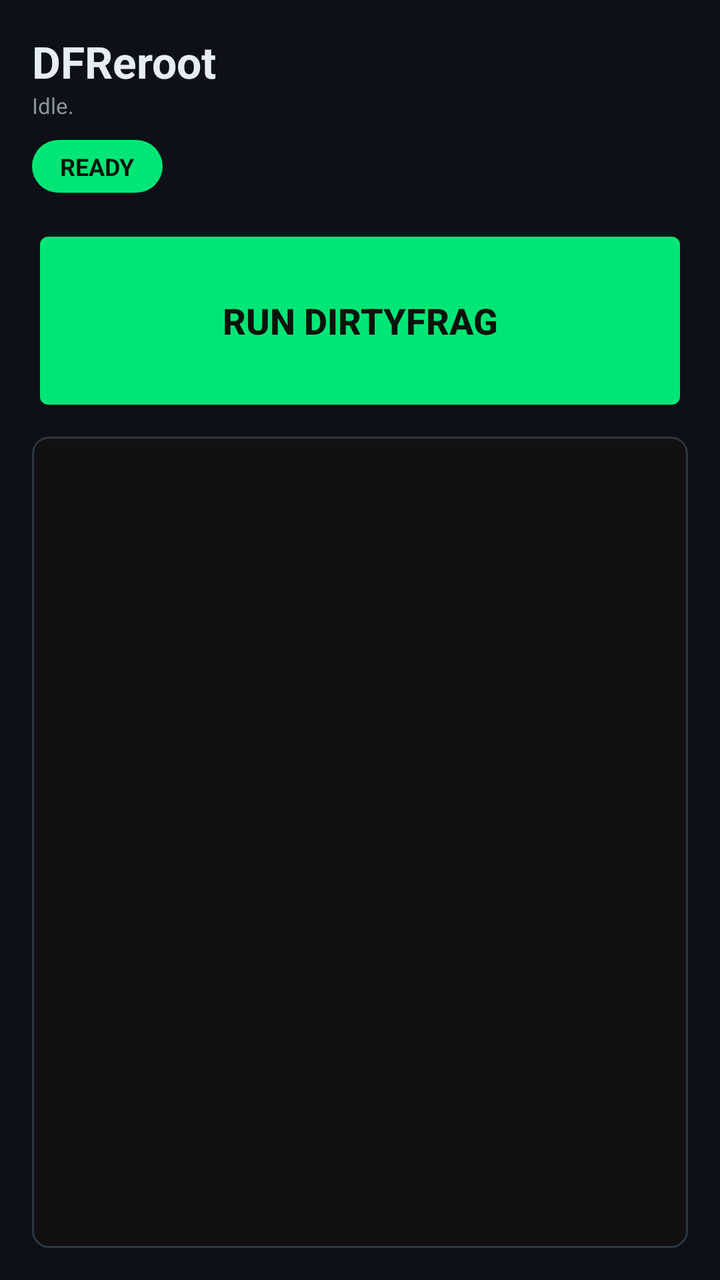
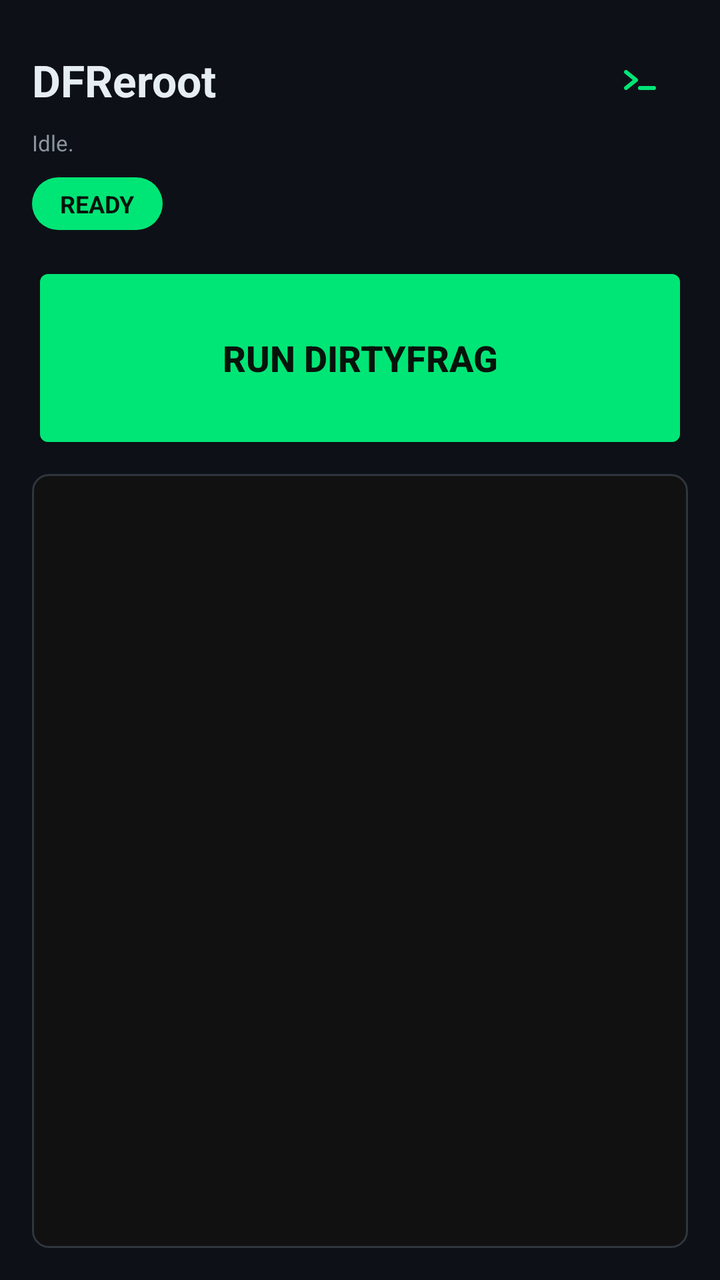

Before-and-after screenshots of an Android layout around one commit, followed by the original layout XML and the change that was made.
<!-- AndroidManifest.xml: application theme android:Theme.DeviceDefault.NoActionBar -->
<!-- res/layout/activity_main.xml -->
<?xml version="1.0" encoding="utf-8"?>
<LinearLayout xmlns:android="http://schemas.android.com/apk/res/android"
    android:orientation="vertical"
    android:padding="16dp"
    android:layout_width="match_parent"
    android:layout_height="match_parent"
    android:background="@color/bg"
    android:fitsSystemWindows="true">

    <TextView
        android:id="@+id/appTitle"
        android:layout_width="match_parent"
        android:layout_height="wrap_content"
        android:text="@string/app_name"
        android:textSize="22sp"
        android:textStyle="bold"
        android:textColor="@color/textPrimary" />

    <TextView
        android:id="@+id/status"
        android:layout_width="match_parent"
        android:layout_height="wrap_content"
        android:text="@string/status_idle"
        android:textSize="11sp"
        android:textColor="@color/textSecondary" />

    <TextView
        android:id="@+id/statusChip"
        android:layout_width="wrap_content"
        android:layout_height="wrap_content"
        android:layout_marginTop="10dp"
        android:paddingHorizontal="14dp"
        android:paddingVertical="5dp"
        android:background="@drawable/chip_ok"
        android:text="@string/chip_ready"
        android:textSize="12sp"
        android:textStyle="bold"
        android:textColor="@color/accentText" />

    <Button
        android:id="@+id/btnRunAll"
        android:layout_width="match_parent"
        android:layout_height="wrap_content"
        android:layout_marginTop="16dp"
        android:minHeight="96dp"
        android:backgroundTint="@color/accent"
        android:textColor="@color/accentText"
        android:textSize="18sp"
        android:textStyle="bold"
        android:text="@string/run_all" />

    <ProgressBar
        android:id="@+id/progress"
        android:layout_width="wrap_content"
        android:layout_height="wrap_content"
        android:layout_gravity="center_horizontal"
        android:layout_marginTop="8dp"
        android:visibility="gone"
        style="?android:attr/progressBarStyleSmall"
        android:indeterminateTint="@color/accent" />

    <ScrollView
        android:layout_width="match_parent"
        android:layout_height="0dp"
        android:layout_weight="1"
        android:layout_marginTop="10dp"
        android:background="@drawable/log_box">
        <TextView
            android:id="@+id/log"
            android:layout_width="match_parent"
            android:layout_height="wrap_content"
            android:padding="8dp"
            android:typeface="monospace"
            android:textSize="11sp"
            android:textColor="@color/logText" />
    </ScrollView>

</LinearLayout>
<!-- resources referenced by this layout -->
<resources>
  <color name="accent">#00E676</color>
  <color name="accentText">#06130B</color>
  <color name="bg">#0D1117</color>
  <color name="logText">#D7E3D7</color>
  <color name="textPrimary">#E6EDF3</color>
  <color name="textSecondary">#8B949E</color>
  <!-- drawable chip_ok (drawable) -->
  <?xml version="1.0" encoding="utf-8"?>
  <shape xmlns:android="http://schemas.android.com/apk/res/android"
      android:shape="rectangle">
      <corners android:radius="16dp" />
      <solid android:color="@color/accent" />
  </shape>
  <!-- drawable log_box (drawable) -->
  <?xml version="1.0" encoding="utf-8"?>
  <shape xmlns:android="http://schemas.android.com/apk/res/android"
      android:shape="rectangle">
      <corners android:radius="8dp" />
      <solid android:color="@color/logBg" />
      <stroke android:width="1dp" android:color="@color/outline" />
  </shape>
  <string name="app_name">DFReroot</string>
  <string name="chip_ready">READY</string>
  <string name="run_all">Run DirtyFrag</string>
  <string name="status_idle">Idle.</string>
  <color name="logBg">#111111</color>
  <color name="outline">#30363D</color>
</resources>

<!-- the commit's change to res/layout/activity_main.xml (unified diff, before → after) -->
@@ -7,14 +7,32 @@
     android:background="@color/bg"
     android:fitsSystemWindows="true">
 
-    <TextView
-        android:id="@+id/appTitle"
+    <LinearLayout
         android:layout_width="match_parent"
         android:layout_height="wrap_content"
-        android:text="@string/app_name"
-        android:textSize="22sp"
-        android:textStyle="bold"
-        android:textColor="@color/textPrimary" />
+        android:orientation="horizontal"
+        android:gravity="center_vertical">
+
+        <TextView
+            android:id="@+id/appTitle"
+            android:layout_width="0dp"
+            android:layout_height="wrap_content"
+            android:layout_weight="1"
+            android:text="@string/app_name"
+            android:textSize="22sp"
+            android:textStyle="bold"
+            android:textColor="@color/textPrimary" />
+
+        <ImageButton
+            android:id="@+id/btnTerminal"
+            android:layout_width="48dp"
+            android:layout_height="48dp"
+            android:padding="8dp"
+            android:src="@drawable/ic_terminal"
+            android:background="?android:attr/selectableItemBackgroundBorderless"
+            android:contentDescription="@string/terminal_open" />
+
+    </LinearLayout>
 
     <TextView
         android:id="@+id/status"
<!-- resource entries referenced after the edit -->
@@ -13,6 +13,27 @@
       <corners android:radius="16dp" />
       <solid android:color="@color/accent" />
   </shape>
+  <!-- drawable ic_terminal (drawable) -->
+  <?xml version="1.0" encoding="utf-8"?>
+  <vector xmlns:android="http://schemas.android.com/apk/res/android"
+      android:width="24dp"
+      android:height="24dp"
+      android:viewportWidth="24"
+      android:viewportHeight="24">
+      <path
+          android:fillColor="#00000000"
+          android:strokeColor="@color/accent"
+          android:strokeWidth="2"
+          android:strokeLineCap="round"
+          android:strokeLineJoin="round"
+          android:pathData="M5,16 L10,12 L5,8" />
+      <path
+          android:fillColor="#00000000"
+          android:strokeColor="@color/accent"
+          android:strokeWidth="2"
+          android:strokeLineCap="round"
+          android:pathData="M12,16 H19" />
+  </vector>
   <!-- drawable log_box (drawable) -->
   <?xml version="1.0" encoding="utf-8"?>
   <shape xmlns:android="http://schemas.android.com/apk/res/android"
@@ -25,6 +46,7 @@
   <string name="chip_ready">READY</string>
   <string name="run_all">Run DirtyFrag</string>
   <string name="status_idle">Idle.</string>
+  <string name="terminal_open">Open terminal</string>
   <color name="logBg">#111111</color>
   <color name="outline">#30363D</color>
 </resources>
